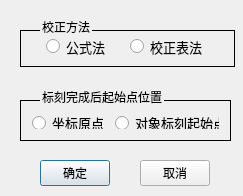
Before: the Qt Designer form UFO/ui/MarkCorrType.ui in cyzzlp/UFO, drawn with Qt 5.
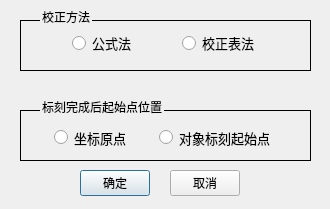
After: the same form once the commit is applied.

Patch:
```diff
--- a/UFO/ui/MarkCorrType.ui
+++ b/UFO/ui/MarkCorrType.ui
@@ -6,10 +6,22 @@
    <rect>
     <x>0</x>
     <y>0</y>
-    <width>243</width>
-    <height>196</height>
+    <width>330</width>
+    <height>209</height>
    </rect>
   </property>
+  <property name="minimumSize">
+   <size>
+    <width>330</width>
+    <height>209</height>
+   </size>
+  </property>
+  <property name="maximumSize">
+   <size>
+    <width>330</width>
+    <height>209</height>
+   </size>
+  </property>
   <property name="windowTitle">
    <string>MarkCorrType</string>
   </property>
@@ -29,9 +41,9 @@
    <property name="geometry">
     <rect>
      <x>20</x>
-     <y>20</y>
-     <width>215</width>
-     <height>47</height>
+     <y>10</y>
+     <width>291</width>
+     <height>61</height>
     </rect>
    </property>
    <property name="styleSheet">
@@ -93,8 +105,8 @@
   <widget class="QPushButton" name="getCorrWay">
    <property name="geometry">
     <rect>
-     <x>40</x>
-     <y>160</y>
+     <x>80</x>
+     <y>170</y>
      <width>70</width>
      <height>26</height>
     </rect>
@@ -106,8 +118,8 @@
   <widget class="QPushButton" name="cancelCorrWay">
    <property name="geometry">
     <rect>
-     <x>140</x>
-     <y>160</y>
+     <x>170</x>
+     <y>170</y>
      <width>70</width>
      <height>26</height>
     </rect>
@@ -120,9 +132,9 @@
    <property name="geometry">
     <rect>
      <x>20</x>
-     <y>90</y>
-     <width>211</width>
-     <height>51</height>
+     <y>100</y>
+     <width>291</width>
+     <height>61</height>
     </rect>
    </property>
    <property name="font">
```
